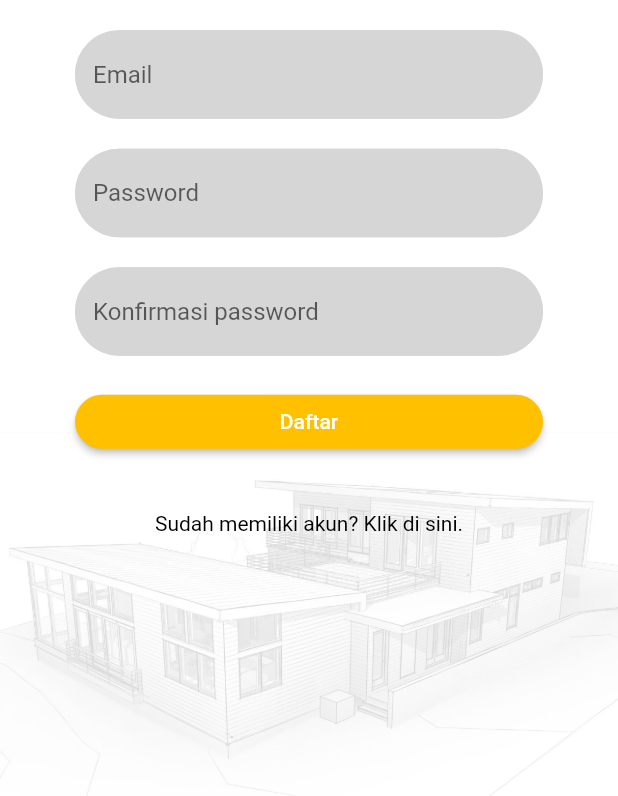
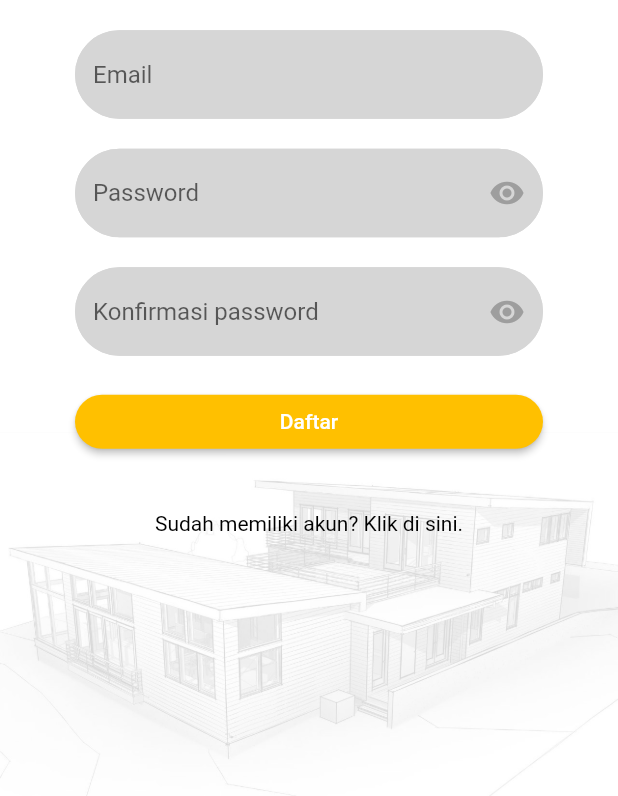
Before and after one commit to qisashasanudin/bangunin_id, a Flutter app: the screen it shows after launch, after a tap on "Belum memiliki akun? Klik di sini.", on a phone screen of 412 x 824 dp, the part 440-1236 px from its top. Run offline on Flutter 3.47's test engine with Material 2 defaults, Android fonts, the phone set to English and light mode, and no system bars; our stand-ins replace cloud_firestore, firebase_auth, flutter_spinkit; accounts and stored records are empty.

Commit message:
toggle password visibility

```diff
--- a/lib/screens/authenticate/register.dart
+++ b/lib/screens/authenticate/register.dart
@@ -2,7 +2,6 @@ import 'package:flutter/material.dart';
 import 'package:flutter/services.dart';
 import 'package:bangunin_id/services/auth.dart';
 import 'package:bangunin_id/shared/decorations.dart';
-import 'package:bangunin_id/shared/loading.dart';
 
 class Register extends StatefulWidget {
   final Function toggleView;
@@ -18,9 +17,10 @@ class _RegisterState extends State<Register> {
   final AuthService _auth = AuthService();
   final _formKey = GlobalKey<FormState>();
   bool loading = false;
+  bool hidePass = true;
+  bool hidePassConfir = true;
 
   //text field state
-  String name = '';
   String email = '';
   String password = '';
   String error = '';
@@ -28,10 +28,10 @@ class _RegisterState extends State<Register> {
   @override
   Widget build(BuildContext context) {
     if (loading) {
-      return Loading();
+      return LoadingScreen();
     } else {
       return AnnotatedRegion<SystemUiOverlayStyle>(
-        value: transparentAppbar(),
+        value: transparentAppbarAndNavbar(),
         child: Scaffold(
           extendBodyBehindAppBar: true,
           backgroundColor: AppColors().accent1,
@@ -58,9 +58,10 @@ class _RegisterState extends State<Register> {
                       ),
                       SizedBox(height: 20.0),
                       TextFormField(
-                        decoration:
-                            inputBoxBorder().copyWith(hintText: 'Password'),
-                        obscureText: true,
+                        decoration: inputBoxBorder().copyWith(
+                            hintText: 'Password',
+                            suffixIcon: togglePassVisibility()),
+                        obscureText: hidePass,
                         validator: (val) => val.length < 6
                             ? 'Masukkan password (6 huruf atau lebih)'
                             : null,
@@ -70,9 +71,10 @@ class _RegisterState extends State<Register> {
                       ),
                       SizedBox(height: 20.0),
                       TextFormField(
-                        decoration: inputBoxBorder()
-                            .copyWith(hintText: 'Konfirmasi password'),
-                        obscureText: true,
+                        decoration: inputBoxBorder().copyWith(
+                            hintText: 'Konfirmasi password',
+                            suffixIcon: togglePassConfirVisibility()),
+                        obscureText: hidePassConfir,
                         validator: (val) => val != password
                             ? 'Kedua password harus sama'
                             : null,
@@ -135,4 +137,32 @@ class _RegisterState extends State<Register> {
       );
     }
   }
+
+  GestureDetector togglePassVisibility() {
+    return GestureDetector(
+      child: Icon(
+        (hidePass ? Icons.visibility : Icons.visibility_off),
+        color: Colors.grey,
+      ),
+      onTap: () {
+        setState(() {
+          hidePass = !hidePass;
+        });
+      },
+    );
+  }
+
+  GestureDetector togglePassConfirVisibility() {
+    return GestureDetector(
+      child: Icon(
+        (hidePassConfir ? Icons.visibility : Icons.visibility_off),
+        color: Colors.grey,
+      ),
+      onTap: () {
+        setState(() {
+          hidePassConfir = !hidePassConfir;
+        });
+      },
+    );
+  }
 }
--- a/lib/screens/authenticate/sign_in.dart
+++ b/lib/screens/authenticate/sign_in.dart
@@ -2,7 +2,6 @@ import 'package:flutter/material.dart';
 import 'package:flutter/services.dart';
 import 'package:bangunin_id/services/auth.dart';
 import 'package:bangunin_id/shared/decorations.dart';
-import 'package:bangunin_id/shared/loading.dart';
 
 class SignIn extends StatefulWidget {
   final Function toggleView;
@@ -18,6 +17,7 @@ class _SignInState extends State<SignIn> {
   final AuthService _auth = AuthService();
   final _formKey = GlobalKey<FormState>();
   bool loading = false;
+  bool hidePassword = true;
 
   //text field state
   String email = '';
@@ -27,10 +27,10 @@ class _SignInState extends State<SignIn> {
   @override
   Widget build(BuildContext context) {
     if (loading) {
-      return Loading();
+      return LoadingScreen();
     } else {
       return AnnotatedRegion<SystemUiOverlayStyle>(
-        value: transparentAppbar(),
+        value: transparentAppbarAndNavbar(),
         child: Scaffold(
           extendBodyBehindAppBar: true,
           backgroundColor: AppColors().accent1,
@@ -47,7 +47,7 @@ class _SignInState extends State<SignIn> {
                       SizedBox(height: 20.0),
                       TextFormField(
                         decoration:
-                            inputBoxBorder().copyWith(hintText: 'email'),
+                            inputBoxBorder().copyWith(hintText: 'Email'),
                         validator: (val) => (val.isEmpty | !val.contains('@'))
                             ? 'Masukkan email yang valid'
                             : null,
@@ -57,9 +57,10 @@ class _SignInState extends State<SignIn> {
                       ),
                       SizedBox(height: 20.0),
                       TextFormField(
-                        decoration:
-                            inputBoxBorder().copyWith(hintText: 'Password'),
-                        obscureText: true,
+                        decoration: inputBoxBorder().copyWith(
+                            hintText: 'Password',
+                            suffixIcon: togglePasswordVisibility()),
+                        obscureText: hidePassword,
                         validator: (val) => val.length < 6
                             ? 'Masukkan password (6 huruf atau lebih)'
                             : null,
@@ -142,4 +143,18 @@ class _SignInState extends State<SignIn> {
       );
     }
   }
+
+  GestureDetector togglePasswordVisibility() {
+    return GestureDetector(
+      child: Icon(
+        (hidePassword ? Icons.visibility : Icons.visibility_off),
+        color: Colors.grey,
+      ),
+      onTap: () {
+        setState(() {
+          hidePassword = !hidePassword;
+        });
+      },
+    );
+  }
 }
--- a/lib/screens/screen_wrapper.dart
+++ b/lib/screens/screen_wrapper.dart
@@ -11,9 +11,9 @@ class ScreenWrapper extends StatefulWidget {
 }
 
 class _ScreenWrapperState extends State<ScreenWrapper> {
-  bool showSignIn = true;
+  bool signInScreen = true;
   void toggleView() {
-    setState(() => showSignIn = !showSignIn);
+    setState(() => signInScreen = !signInScreen);
   }
 
   @override
@@ -21,7 +21,7 @@ class _ScreenWrapperState extends State<ScreenWrapper> {
     final user = Provider.of<User>(context);
     //return either SignIn, Register, or Home widget
     if (user == null) {
-      if (showSignIn == true) {
+      if (signInScreen == true) {
         return SignIn(toggleView: toggleView);
       } else {
         return Register(toggleView: toggleView);
--- a/lib/shared/decorations.dart
+++ b/lib/shared/decorations.dart
@@ -1,5 +1,6 @@
 import 'package:flutter/material.dart';
 import 'package:flutter/services.dart';
+import 'package:flutter_spinkit/flutter_spinkit.dart';
 
 class AppColors {
   final primary = const Color(0xffffc000);
@@ -10,7 +11,22 @@ class AppColors {
   const AppColors();
 }
 
-SystemUiOverlayStyle transparentAppbar() {
+class LoadingScreen extends StatelessWidget {
+  @override
+  Widget build(BuildContext context) {
+    return Container(
+      color: AppColors().accent1,
+      child: Center(
+        child: SpinKitWanderingCubes(
+          color: AppColors().primary,
+          size: 50.0,
+        ),
+      ),
+    );
+  }
+}
+
+SystemUiOverlayStyle transparentAppbarAndNavbar() {
   return SystemUiOverlayStyle(
     statusBarColor: Colors.transparent,
     statusBarIconBrightness: Brightness.dark,
--- a/lib/shared/loading.dart
+++ /dev/null
@@ -1,17 +0,0 @@
-import 'package:flutter/material.dart';
-import 'package:flutter_spinkit/flutter_spinkit.dart';
-
-class Loading extends StatelessWidget {
-  @override
-  Widget build(BuildContext context) {
-    return Container(
-      color: Colors.white,
-      child: Center(
-        child: SpinKitWanderingCubes(
-          color: Colors.yellow[700],
-          size: 50.0,
-        ),
-      ),
-    );
-  }
-}
```
